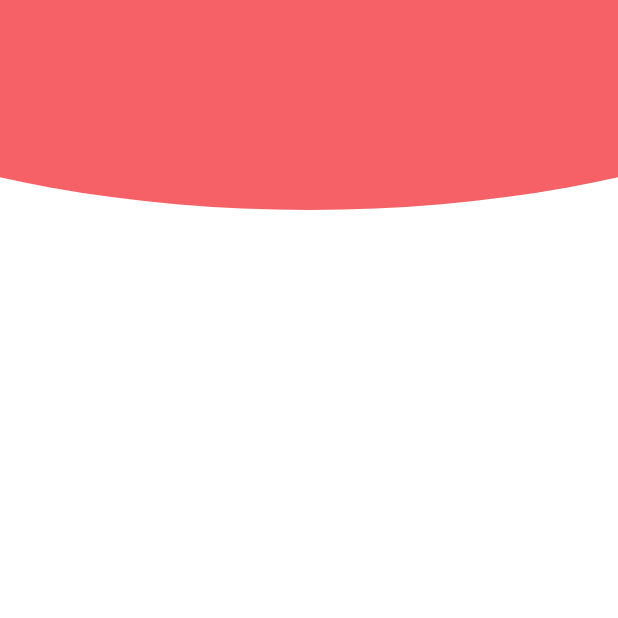
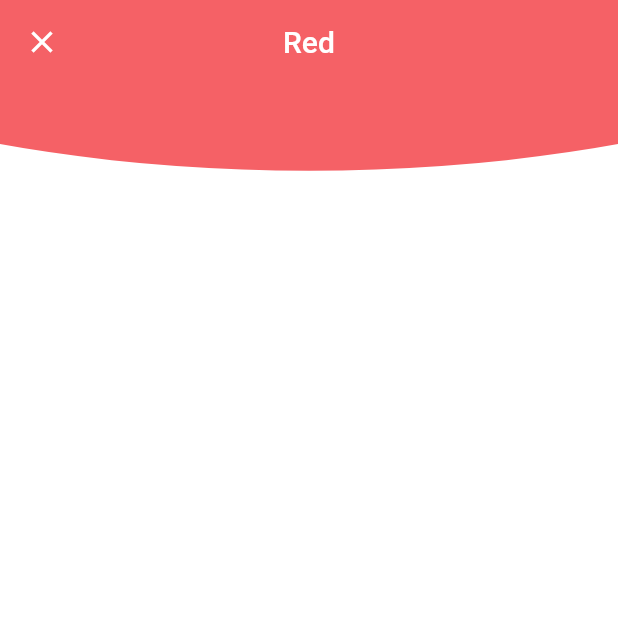
Before and after one commit to patrickhammond/flutter_animation_prototypes, a Flutter app: the screen it shows after launch, after a tap on "Red", on a phone screen of 412 x 824 dp, the top half of it. Run offline on Flutter 3.47's test engine with Material 2 defaults, Android fonts, the phone set to English and light mode, and no system bars.

Commit message:
Better looking toolbar.

```diff
--- a/lib/main.dart
+++ b/lib/main.dart
@@ -1,5 +1,7 @@
 import 'package:expanding_page_prototype/widgets/legend.dart';
 import 'package:flutter/material.dart';
+
+final RouteObserver<PageRoute> _routeObserver = RouteObserver<PageRoute>();
 
 void main() {
   runApp(MyApp());
@@ -30,11 +32,62 @@ class HomeScreen extends StatelessWidget {
   }
 }
 
-class LegendDetailScreen extends StatelessWidget {
+class LegendDetailScreen extends StatefulWidget {
   final String title;
   final Color color;
 
   LegendDetailScreen({Key key, @required this.title, @required this.color});
+
+  @override
+  State<StatefulWidget> createState() =>
+      _LegendDetailScreenState(title: title, color: color);
+}
+
+class _LegendDetailScreenState extends State<LegendDetailScreen>
+    with RouteAware, TickerProviderStateMixin {
+  final String title;
+  final Color color;
+
+  AnimationController controller;
+  Animation<double> animation;
+
+  _LegendDetailScreenState(
+      {Key key, @required this.title, @required this.color});
+
+  @override
+  void initState() {
+    super.initState();
+    controller = AnimationController(
+      duration: const Duration(milliseconds: 750),
+      vsync: this,
+    );
+    animation = CurvedAnimation(
+      parent: controller,
+      curve: Curves.easeIn,
+    );
+  }
+
+  @override
+  void didChangeDependencies() {
+    super.didChangeDependencies();
+    _routeObserver.subscribe(this, ModalRoute.of(context));
+  }
+
+  @override
+  void dispose() {
+    _routeObserver.unsubscribe(this);
+    super.dispose();
+  }
+
+  @override
+  void didPush() {
+    controller.forward();
+  }
+
+  @override
+  void didPop() {
+    controller.reverse();
+  }
 
   @override
   Widget build(BuildContext context) {
@@ -43,10 +96,35 @@ class LegendDetailScreen extends StatelessWidget {
         alignment: Alignment.topCenter,
         width: double.infinity,
         height: double.infinity,
-        child: LegendItem(
-          text: title,
-          color: color,
-          transitionPercent: 1.0,
+        child: Stack(
+          children: [
+            LegendItem(
+              text: title,
+              color: color,
+              transitionPercent: 1.0,
+            ),
+            FadeTransition(
+              opacity: animation,
+              child: AppBar(
+                title: Text(title),
+                centerTitle: true,
+                backgroundColor: const Color(0x00000000),
+                elevation: 0.0,
+                leading: Builder(
+                  builder: (BuildContext context) {
+                    return IconButton(
+                      icon: const Icon(Icons.close),
+                      onPressed: () {
+                        Navigator.of(context).pop();
+                      },
+                      tooltip:
+                          MaterialLocalizations.of(context).closeButtonLabel,
+                    );
+                  },
+                ),
+              ),
+            ),
+          ],
         ),
       ),
     );
@@ -158,27 +236,23 @@ class DiagnosisCategoriesButton extends StatelessWidget {
   }
 
   void navigateToDetails(BuildContext context) {
-    Navigator.push(context, CustomMaterialPageRoute(builder: (_) {
-       return LegendDetailScreen(title: text, color: color,);
-    }));
-    // Navigator.of(context).push(PageRouteBuilder<void>(
-    //   transitionDuration: Duration(milliseconds: 7500),
-    //   pageBuilder: (
-    //     BuildContext context,
-    //     Animation<double> primaryAnimation,
-    //     Animation<double> secondaryAnimation,
-    //   ) {
-    //     return LegendDetailScreen(
-    //       title: text,
-    //       color: color,
-    //     );
-    //   },
-    // ));
+    Navigator.push(
+      context,
+      CustomMaterialPageRoute(
+        builder: (_) {
+          return LegendDetailScreen(
+            title: text,
+            color: color,
+          );
+        },
+      ),
+    );
   }
 }
 
 class CustomMaterialPageRoute extends MaterialPageRoute {
-  CustomMaterialPageRoute({Key key, WidgetBuilder builder}): super(builder: builder);
+  CustomMaterialPageRoute({Key key, WidgetBuilder builder})
+      : super(builder: builder);
 
   @override
   Duration get transitionDuration => Duration(milliseconds: 750);
--- a/lib/widgets/legend.dart
+++ b/lib/widgets/legend.dart
@@ -133,7 +133,7 @@ class _LegendIndicator extends StatelessWidget {
     var screenWidth = MediaQuery.of(context).size.width;
     var circleSize = 20.0 * inverseTransitionPercent; // 20.0 --> 0.0
     var width = circleSize + screenWidth * transitionPercent; // 20.0 --> sw
-    var height = circleSize + (400.0 * transitionPercent); // 20.0 --> 400.0
+    var height = circleSize + (325.0 * transitionPercent); // 20.0 --> 400.0
 
     return Container(
       child: CustomPaint(
```
